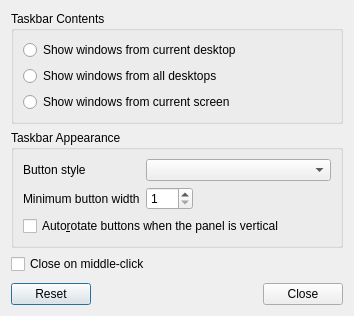
lxqt/lxqt-panel, file plugin-taskbar/lxqttaskbarconfiguration.ui: the form before one commit.
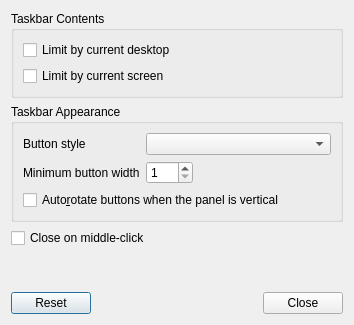
The form after the commit.

Commit message: Replace radiobuttons to checkboxes in taskbar' filters configuration

```diff
--- a/plugin-taskbar/lxqttaskbarconfiguration.ui
+++ b/plugin-taskbar/lxqttaskbarconfiguration.ui
@@ -7,7 +7,7 @@
     <x>0</x>
     <y>0</y>
     <width>354</width>
-    <height>316</height>
+    <height>325</height>
    </rect>
   </property>
   <property name="windowTitle">
@@ -21,9 +21,9 @@
      </property>
      <layout class="QVBoxLayout" name="verticalLayout_2">
       <item>
-       <widget class="QRadioButton" name="fCurrentDesktopRB">
+       <widget class="QCheckBox" name="limitByDesktopCB">
         <property name="text">
-         <string>Show windows from current desktop</string>
+         <string>Limit by current desktop</string>
         </property>
         <attribute name="buttonGroup">
          <string notr="true">wlcB</string>
@@ -31,23 +31,10 @@
        </widget>
       </item>
       <item>
-       <widget class="QRadioButton" name="fAllDesktopsCB">
+       <widget class="QCheckBox" name="limitByScreenCB">
         <property name="text">
-         <string>Show windows from all desktops</string>
+         <string>Limit by current screen</string>
         </property>
-        <attribute name="buttonGroup">
-         <string notr="true">wlcB</string>
-        </attribute>
-       </widget>
-      </item>
-      <item>
-       <widget class="QRadioButton" name="fCurrentScreenRB">
-        <property name="text">
-         <string>Show windows from current screen</string>
-        </property>
-        <attribute name="buttonGroup">
-         <string notr="true">wlcB</string>
-        </attribute>
        </widget>
       </item>
      </layout>
```
Left out of the diff: 6 changed lines with no effect on the pictures. The commit also changes 2 other files.
